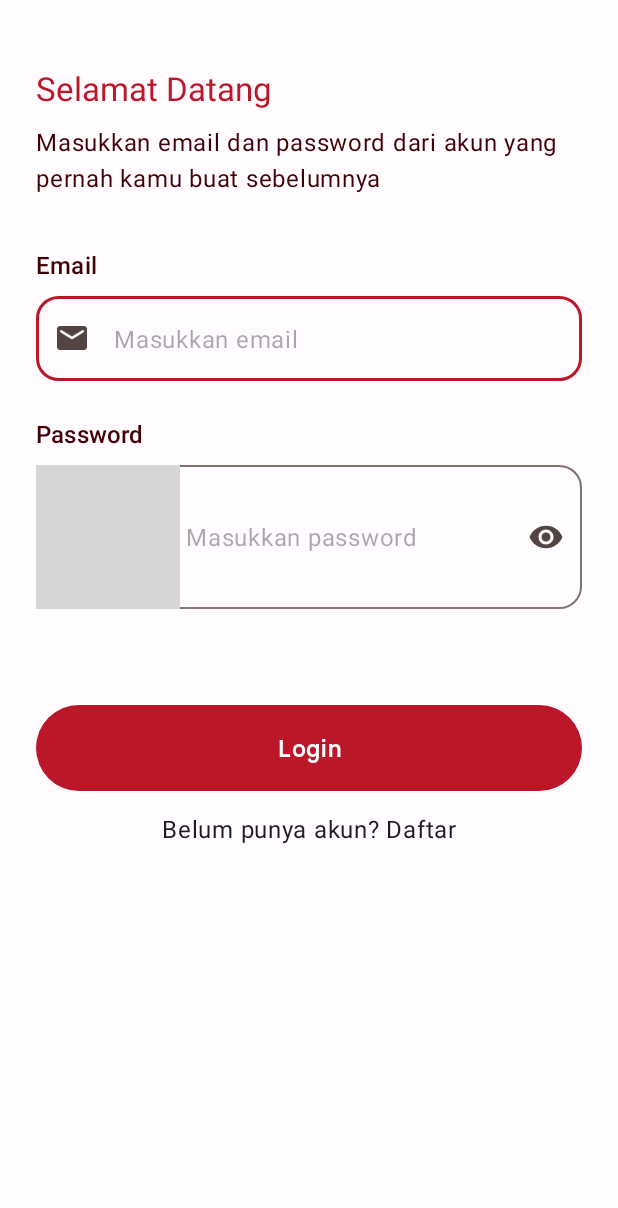
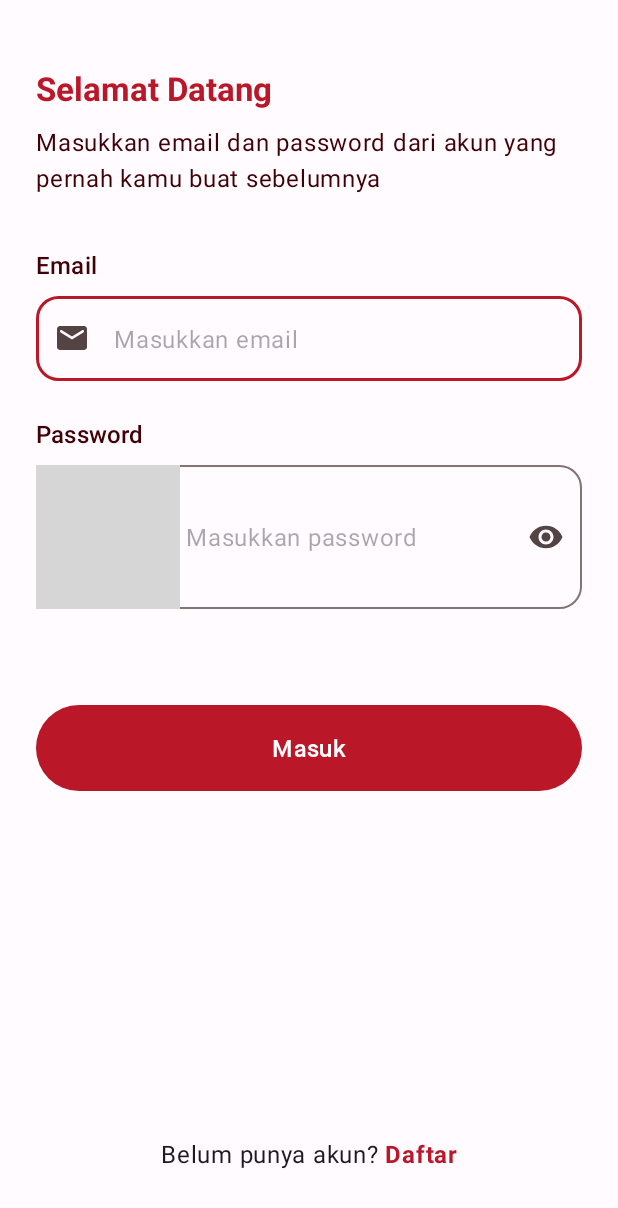
Before and after one commit to akbarhmu/Ambunow-MD, an Android app: the screen it shows after launch (AuthActivity), on a phone screen of 412 x 824 dp. Shown: the top 1208 px of the screen. Run offline under Robolectric (Android 15) with nearby library versions, the phone set to English and light mode, and no system bars; our stand-ins replace Firebase (no records; nobody signed in at launch, a user with empty details on screens opened directly); grey boxes are pictures that could not be loaded.

Commit message:
feat: improve login ui

```diff
--- a/app/src/main/java/braincore/megalogic/ambunow/ui/features/auth/login/LoginFragment.kt
+++ b/app/src/main/java/braincore/megalogic/ambunow/ui/features/auth/login/LoginFragment.kt
@@ -10,10 +10,12 @@ import androidx.fragment.app.Fragment
 import androidx.lifecycle.Lifecycle
 import androidx.lifecycle.lifecycleScope
 import androidx.lifecycle.repeatOnLifecycle
+import braincore.megalogic.ambunow.R
 import braincore.megalogic.ambunow.data.source.Resource
 import braincore.megalogic.ambunow.databinding.FragmentLoginBinding
 import braincore.megalogic.ambunow.utils.hideSoftKeyboard
 import braincore.megalogic.ambunow.utils.isValidEmail
+import braincore.megalogic.ambunow.utils.spanTextPrimary
 import kotlinx.coroutines.launch
 import org.koin.androidx.viewmodel.ext.android.viewModel
 
@@ -96,7 +98,12 @@ class LoginFragment : Fragment() {
 
                 viewModel.loginUser(email, password)
             }
-
+            spanTextPrimary(
+                textView = tvRegister,
+                text = getString(R.string.text_login_no_account),
+                start = 18,
+                bold = true
+            )
         }
     }
 
--- a/app/src/main/java/braincore/megalogic/ambunow/utils/Fragment.kt
+++ b/app/src/main/java/braincore/megalogic/ambunow/utils/Fragment.kt
@@ -1,22 +1,58 @@
 package braincore.megalogic.ambunow.utils
 
 import android.content.Context
+import android.graphics.Typeface
+import android.text.Spannable
+import android.text.Spanned
+import android.text.style.ForegroundColorSpan
+import android.text.style.StyleSpan
 import android.view.View
 import android.view.inputmethod.InputMethodManager
+import android.widget.TextView
 import androidx.fragment.app.Fragment
+import braincore.megalogic.ambunow.R
 import com.google.android.material.snackbar.Snackbar
 
 fun Fragment.hideSoftKeyboard() {
     view?.let {
         it.clearFocus()
-        val inputMethodManager = it.context.getSystemService(Context.INPUT_METHOD_SERVICE) as InputMethodManager
+        val inputMethodManager =
+            it.context.getSystemService(Context.INPUT_METHOD_SERVICE) as InputMethodManager
         inputMethodManager.hideSoftInputFromWindow(it.windowToken, 0)
     }
 }
 
-fun Fragment.showSnackbar(message: String, rootView : View? = view?.rootView) {
+fun Fragment.showSnackbar(message: String, rootView: View? = view?.rootView) {
     view?.let { view ->
         val snackbar = Snackbar.make(rootView ?: view, message, Snackbar.LENGTH_SHORT)
         snackbar.show()
     }
 }
+
+fun Fragment.spanTextPrimary(
+    textView: TextView,
+    text: String,
+    start: Int,
+    end: Int? = null,
+    bold: Boolean = false
+) {
+    textView.setText(text, TextView.BufferType.SPANNABLE)
+    val spannable = textView.text as Spannable
+    val spanEnd = end ?: spannable.length
+
+    val color =
+        if (requireContext().resources.configuration.uiMode and android.content.res.Configuration.UI_MODE_NIGHT_MASK == android.content.res.Configuration.UI_MODE_NIGHT_YES) {
+            requireContext().getColor(R.color.md_theme_dark_primary)
+        } else {
+            requireContext().getColor(R.color.md_theme_light_primary)
+        }
+
+    spannable.setSpan(
+        ForegroundColorSpan(color), start, spanEnd, Spanned.SPAN_INCLUSIVE_INCLUSIVE
+    )
+    if (bold) {
+        spannable.setSpan(
+            StyleSpan(Typeface.BOLD), start, spanEnd, Spanned.SPAN_INCLUSIVE_INCLUSIVE
+        )
+    }
+}
--- a/app/src/main/res/layout/fragment_login.xml
+++ b/app/src/main/res/layout/fragment_login.xml
@@ -24,6 +24,7 @@
                 android:layout_height="wrap_content"
                 android:fontFamily="@font/maison_neue_bold"
                 android:text="@string/login_header_title"
+                android:textStyle="bold"
                 android:textColor="?attr/colorPrimary"
                 android:textSize="22sp" />
 
@@ -117,17 +118,22 @@
                 android:padding="17dp"
                 android:text="@string/title_login"
                 android:textAppearance="@style/TextAppearance.Material3.BodyLarge" />
+        </LinearLayout>
+    </androidx.core.widget.NestedScrollView>
 
     <TextView
+        android:id="@+id/tv_register"
         style="@style/TextAppearance.Material3.BodyLarge"
         android:layout_width="match_parent"
         android:layout_height="wrap_content"
+        app:layout_constraintBottom_toBottomOf="parent"
+        app:layout_constraintStart_toStartOf="parent"
+        app:layout_constraintEnd_toEndOf="parent"
+        android:layout_marginBottom="44dp"
         android:layout_marginTop="10dp"
         android:fontFamily="@font/maison_neue_demi"
         android:text="@string/text_login_no_account"
         android:textAlignment="center" />
-        </LinearLayout>
-    </androidx.core.widget.NestedScrollView>
 
     <androidx.constraintlayout.widget.ConstraintLayout
         android:id="@+id/progress_bar"
--- a/app/src/main/res/values/strings.xml
+++ b/app/src/main/res/values/strings.xml
@@ -60,5 +60,5 @@
     <string name="login_header_title">Selamat Datang</string>
     <string name="login_header_description">Masukkan email dan password dari akun yang pernah kamu buat sebelumnya</string>
     <string name="text_login_no_account">Belum punya akun? Daftar</string>
-    <string name="title_login">Login</string>
+    <string name="title_login">Masuk</string>
 </resources>
```
Lines whose indentation alone changed are shown as unchanged.
